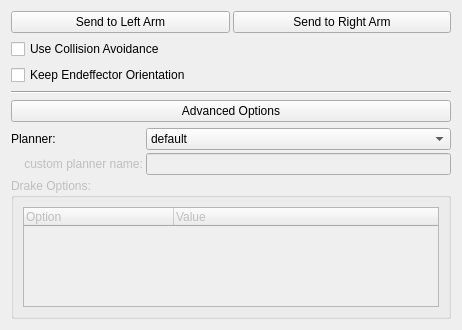
Before: the Qt Designer form vigir_ocs_base_3d_view/src/ui/cartesian_motion_widget.ui in team-vigir/vigir_ocs_common, drawn with Qt 5.
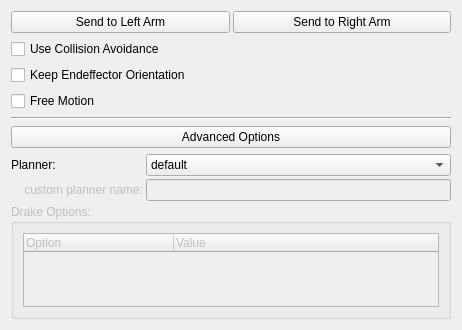
After: the same form once the commit is applied.

Commit message: add free-motion option to motion widget

What changed in the file:
```diff
--- a/vigir_ocs_base_3d_view/src/ui/cartesian_motion_widget.ui
+++ b/vigir_ocs_base_3d_view/src/ui/cartesian_motion_widget.ui
@@ -52,6 +52,13 @@
      </property>
     </widget>
    </item>
+   <item>
+    <widget class="QCheckBox" name="checkBox_FreeMotion">
+     <property name="text">
+      <string>Free Motion</string>
+     </property>
+    </widget>
+   </item>
    <item>
     <widget class="Line" name="line">
      <property name="orientation">
```
The commit also changes 4 other files.
